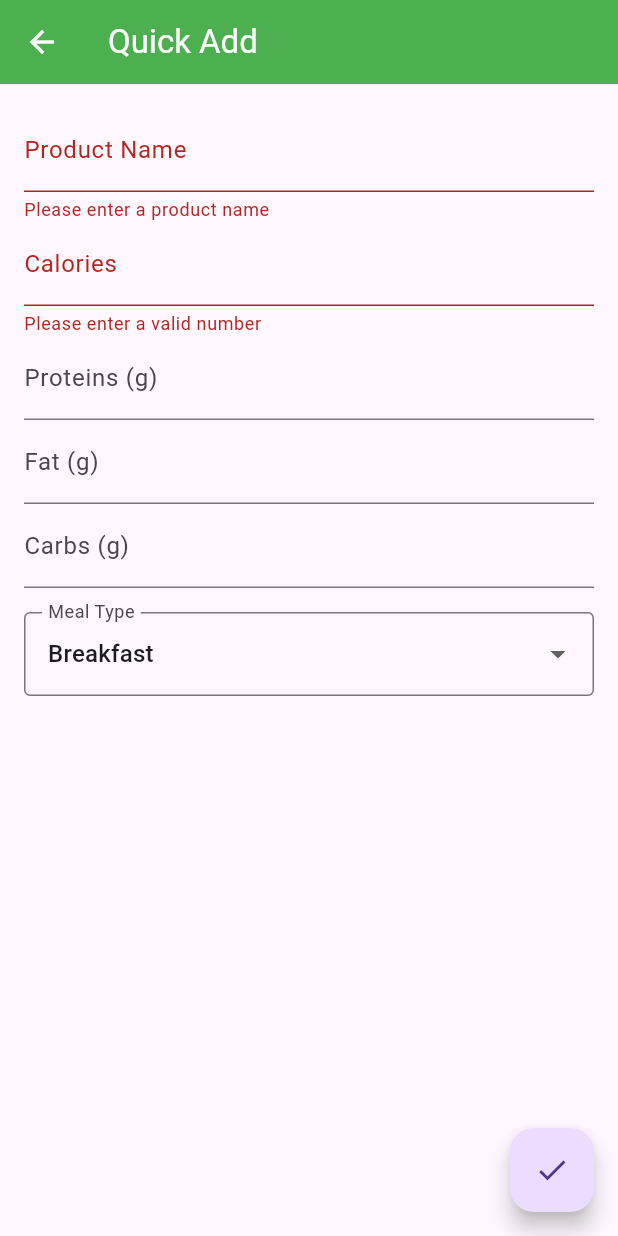
After one commit to alesdrobysh/purecal, a Flutter app: the QuickAddScreen screen opened directly, after a tap on the "check" icon, on a phone screen of 412 x 824 dp. The commit adds this screen. Run offline on Flutter 3.47's test engine with Material 3 defaults, Android fonts, the phone set to English and light mode, and no system bars; our stand-ins replace dio, fl_chart, image_picker, sqflite; missing offline and left inert: mobile_scanner; accounts and stored records are empty.

Commit message:
Add quick add food entry screen
This introduces a new screen for users to manually input product name,
calories, and macronutrients. It allows for direct logging of food items
into the diary without searching for an existing product. The screen is
accessible from each meal section.

```diff
--- /dev/null
+++ b/lib/screens/quick_add_screen.dart
@@ -0,0 +1,135 @@
+import 'package:flutter/material.dart';
+import 'package:foodiefit/models/meal_type.dart';
+import 'package:foodiefit/services/diary_provider.dart';
+import 'package:provider/provider.dart';
+
+class QuickAddScreen extends StatefulWidget {
+  final MealType? mealType;
+
+  const QuickAddScreen({super.key, this.mealType});
+
+  @override
+  State<QuickAddScreen> createState() => _QuickAddScreenState();
+}
+
+class _QuickAddScreenState extends State<QuickAddScreen> {
+  final _formKey = GlobalKey<FormState>();
+  late MealType _selectedMealType;
+
+  String _productName = '';
+  double _calories = 0;
+  double _proteins = 0;
+  double _fat = 0;
+  double _carbs = 0;
+
+  @override
+  void initState() {
+    super.initState();
+    _selectedMealType = widget.mealType ?? MealType.fromTime(DateTime.now());
+  }
+
+  Future<void> _submitForm() async {
+    if (_formKey.currentState!.validate()) {
+      _formKey.currentState!.save();
+      await Provider.of<DiaryProvider>(context, listen: false).addQuickEntry(
+        productName: _productName,
+        calories: _calories,
+        proteins: _proteins,
+        fat: _fat,
+        carbs: _carbs,
+        mealType: _selectedMealType,
+      );
+      if (!mounted) return;
+      Navigator.of(context).pop(true);
+      ScaffoldMessenger.of(context).showSnackBar(
+        SnackBar(
+          content:
+              Text('Added $_productName to ${_selectedMealType.displayName}'),
+          duration: const Duration(seconds: 2),
+        ),
+      );
+    }
+  }
+
+  @override
+  Widget build(BuildContext context) {
+    return Scaffold(
+      appBar: AppBar(
+        title: const Text('Quick Add'),
+        backgroundColor: Colors.green,
+      ),
+      body: Form(
+        key: _formKey,
+        child: SingleChildScrollView(
+          padding: const EdgeInsets.all(16.0),
+          child: Column(
+            mainAxisSize: MainAxisSize.min,
+            children: [
+              TextFormField(
+                decoration: const InputDecoration(labelText: 'Product Name'),
+                validator: (value) {
+                  if (value == null || value.isEmpty) {
+                    return 'Please enter a product name';
+                  }
+                  return null;
+                },
+                onSaved: (value) => _productName = value!,
+              ),
+              TextFormField(
+                decoration: const InputDecoration(labelText: 'Calories'),
+                keyboardType: TextInputType.number,
+                validator: (value) {
+                  if (value == null || double.tryParse(value) == null) {
+                    return 'Please enter a valid number';
+                  }
+                  return null;
+                },
+                onSaved: (value) => _calories = double.parse(value!),
+              ),
+              TextFormField(
+                decoration: const InputDecoration(labelText: 'Proteins (g)'),
+                keyboardType: TextInputType.number,
+                onSaved: (value) => _proteins = double.tryParse(value!) ?? 0,
+              ),
+              TextFormField(
+                decoration: const InputDecoration(labelText: 'Fat (g)'),
+                keyboardType: TextInputType.number,
+                onSaved: (value) => _fat = double.tryParse(value!) ?? 0,
+              ),
+              TextFormField(
+                decoration: const InputDecoration(labelText: 'Carbs (g)'),
+                keyboardType: TextInputType.number,
+                onSaved: (value) => _carbs = double.tryParse(value!) ?? 0,
+              ),
+              const SizedBox(height: 16),
+              DropdownButtonFormField<MealType>(
+                value: _selectedMealType,
+                decoration: const InputDecoration(
+                  labelText: 'Meal Type',
+                  border: OutlineInputBorder(),
+                ),
+                items: MealType.values.map((mealType) {
+                  return DropdownMenuItem(
+                    value: mealType,
+                    child: Text(mealType.displayName),
+                  );
+                }).toList(),
+                onChanged: (value) {
+                  if (value != null) {
+                    setState(() {
+                      _selectedMealType = value;
+                    });
+                  }
+                },
+              ),
+            ],
+          ),
+        ),
+      ),
+      floatingActionButton: FloatingActionButton(
+        onPressed: _submitForm,
+        child: const Icon(Icons.check),
+      ),
+    );
+  }
+}
--- a/lib/services/diary_provider.dart
+++ b/lib/services/diary_provider.dart
@@ -104,6 +104,30 @@ class DiaryProvider with ChangeNotifier {
     await loadEntriesForDate(_selectedDate);
   }
 
+  Future<void> addQuickEntry({
+    required String productName,
+    required double calories,
+    required double proteins,
+    required double fat,
+    required double carbs,
+    required MealType mealType,
+  }) async {
+    final entry = DiaryEntry(
+      barcode: '', // No barcode for quick add
+      productName: productName,
+      date: _selectedDate,
+      portionGrams: 1,
+      calories: calories,
+      proteins: proteins,
+      fat: fat,
+      carbs: carbs,
+      mealType: mealType,
+    );
+
+    await _dbService.insertEntry(entry);
+    await loadEntriesForDate(_selectedDate);
+  }
+
   Future<void> updateEntry(DiaryEntry entry, double newPortionGrams) async {
     final product = FoodProduct(
       barcode: entry.barcode,
--- a/lib/widgets/meal_section.dart
+++ b/lib/widgets/meal_section.dart
@@ -3,6 +3,8 @@ import 'package:provider/provider.dart';
 import '../models/diary_entry.dart';
 import '../models/meal_type.dart';
 import '../services/diary_provider.dart';
+import 'package:foodiefit/screens/quick_add_screen.dart';
+
 import '../screens/search_screen.dart';
 
 class MealSection extends StatefulWidget {
@@ -33,6 +35,15 @@ class _MealSectionState extends State<MealSection> {
       context,
       MaterialPageRoute(
         builder: (context) => SearchScreen(preselectedMealType: widget.mealType),
+      ),
+    );
+  }
+
+  void _openQuickAdd(BuildContext context) {
+    Navigator.push(
+      context,
+      MaterialPageRoute(
+        builder: (context) => QuickAddScreen(mealType: widget.mealType),
       ),
     );
   }
@@ -101,8 +112,10 @@ class _MealSectionState extends State<MealSection> {
                 const Divider(height: 1),
                 Padding(
                   padding: const EdgeInsets.all(16),
-                  child: Center(
-                    child: IconButton(
+                  child: Row(
+                    mainAxisAlignment: MainAxisAlignment.center,
+                    children: [
+                      IconButton(
                         onPressed: () => _openSearch(context),
                         icon: const Icon(Icons.add),
                         style: IconButton.styleFrom(
@@ -112,6 +125,17 @@ class _MealSectionState extends State<MealSection> {
                         ),
                         tooltip: 'Add product',
                       ),
+                      const SizedBox(width: 16),
+                      OutlinedButton.icon(
+                        onPressed: () => _openQuickAdd(context),
+                        icon: const Icon(Icons.bolt),
+                        label: const Text('Quick Add'),
+                        style: OutlinedButton.styleFrom(
+                          padding: const EdgeInsets.symmetric(
+                              horizontal: 16, vertical: 12),
+                        ),
+                      ),
+                    ],
                   ),
                 ),
                 if (entries.isEmpty)
```
Lines whose indentation alone changed are shown as unchanged.
